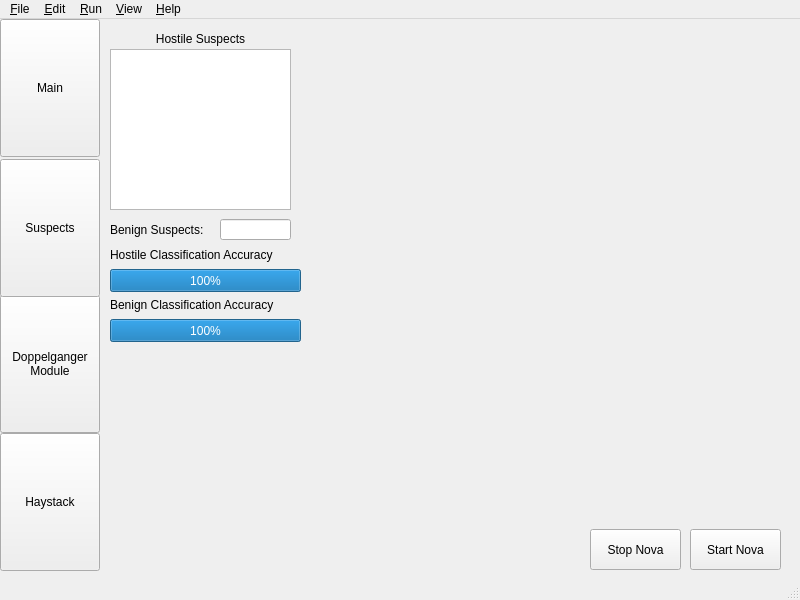
altf4/Nova, file NovaGUI/UI/novagui.ui: the form before one commit.
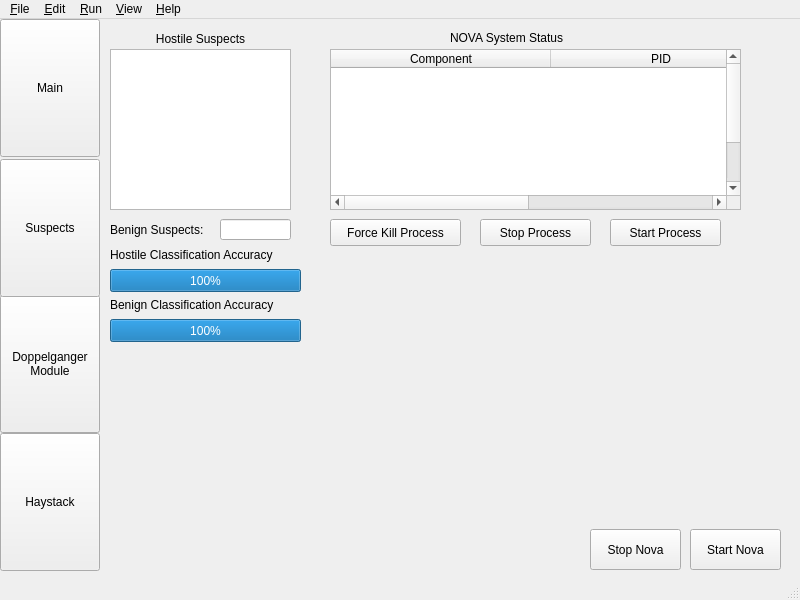
The form after the commit.

What changed in the file:
```diff
--- a/NovaGUI/UI/novagui.ui
+++ b/NovaGUI/UI/novagui.ui
@@ -187,6 +187,126 @@
        <number>100</number>
       </property>
      </widget>
+     <widget class="QLabel" name="label">
+      <property name="geometry">
+       <rect>
+        <x>350</x>
+        <y>30</y>
+        <width>141</width>
+        <height>17</height>
+       </rect>
+      </property>
+      <property name="text">
+       <string>NOVA System Status</string>
+      </property>
+     </widget>
+     <widget class="QPushButton" name="systemStatStartButton">
+      <property name="geometry">
+       <rect>
+        <x>510</x>
+        <y>220</y>
+        <width>111</width>
+        <height>27</height>
+       </rect>
+      </property>
+      <property name="text">
+       <string>Start Process</string>
+      </property>
+     </widget>
+     <widget class="QPushButton" name="systemStatStopButton">
+      <property name="geometry">
+       <rect>
+        <x>380</x>
+        <y>220</y>
+        <width>111</width>
+        <height>27</height>
+       </rect>
+      </property>
+      <property name="text">
+       <string>Stop Process</string>
+      </property>
+     </widget>
+     <widget class="QTableWidget" name="systemStatusTable">
+      <property name="geometry">
+       <rect>
+        <x>230</x>
+        <y>50</y>
+        <width>411</width>
+        <height>161</height>
+       </rect>
+      </property>
+      <property name="editTriggers">
+       <set>QAbstractItemView::NoEditTriggers</set>
+      </property>
+      <property name="showGrid">
+       <bool>false</bool>
+      </property>
+      <property name="gridStyle">
+       <enum>Qt::SolidLine</enum>
+      </property>
+      <property name="sortingEnabled">
+       <bool>false</bool>
+      </property>
+      <property name="wordWrap">
+       <bool>false</bool>
+      </property>
+      <property name="rowCount">
+       <number>6</number>
+      </property>
+      <attribute name="horizontalHeaderCascadingSectionResizes">
+       <bool>true</bool>
+      </attribute>
+      <attribute name="horizontalHeaderDefaultSectionSize">
+       <number>220</number>
+      </attribute>
+      <attribute name="horizontalHeaderStretchLastSection">
+       <bool>true</bool>
+      </attribute>
+      <attribute name="verticalHeaderVisible">
+       <bool>false</bool>
+      </attribute>
+      <attribute name="verticalHeaderVisible">
+       <bool>false</bool>
+      </attribute>
+      <attribute name="horizontalHeaderStretchLastSection">
+       <bool>true</bool>
+      </attribute>
+      <attribute name="horizontalHeaderCascadingSectionResizes">
+       <bool>true</bool>
+      </attribute>
+      <attribute name="horizontalHeaderDefaultSectionSize">
+       <number>220</number>
+      </attribute>
+      <row/>
+      <row/>
+      <row/>
+      <row/>
+      <row/>
+      <row/>
+      <column>
+       <property name="text">
+        <string>Component</string>
+       </property>
+      </column>
+      <column>
+       <property name="text">
+        <string>PID</string>
+       </property>
+      </column>
+     </widget>
+     <widget class="QPushButton" name="systemStatKillButton">
+      <property name="geometry">
+       <rect>
+        <x>230</x>
+        <y>220</y>
+        <width>131</width>
+        <height>27</height>
+       </rect>
+      </property>
+      <property name="text">
+       <string>Force Kill Process</string>
+      </property>
+     </widget>
     </widget>
     <widget class="QWidget" name="suspectPage">
      <widget class="QListWidget" name="suspectList">
```
